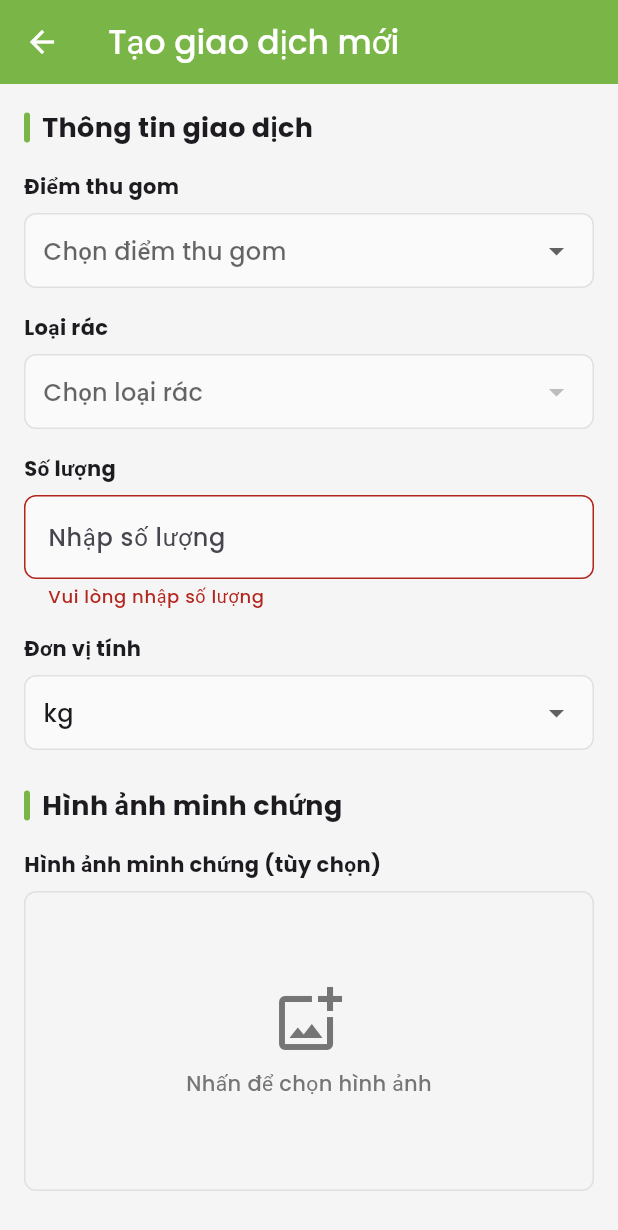
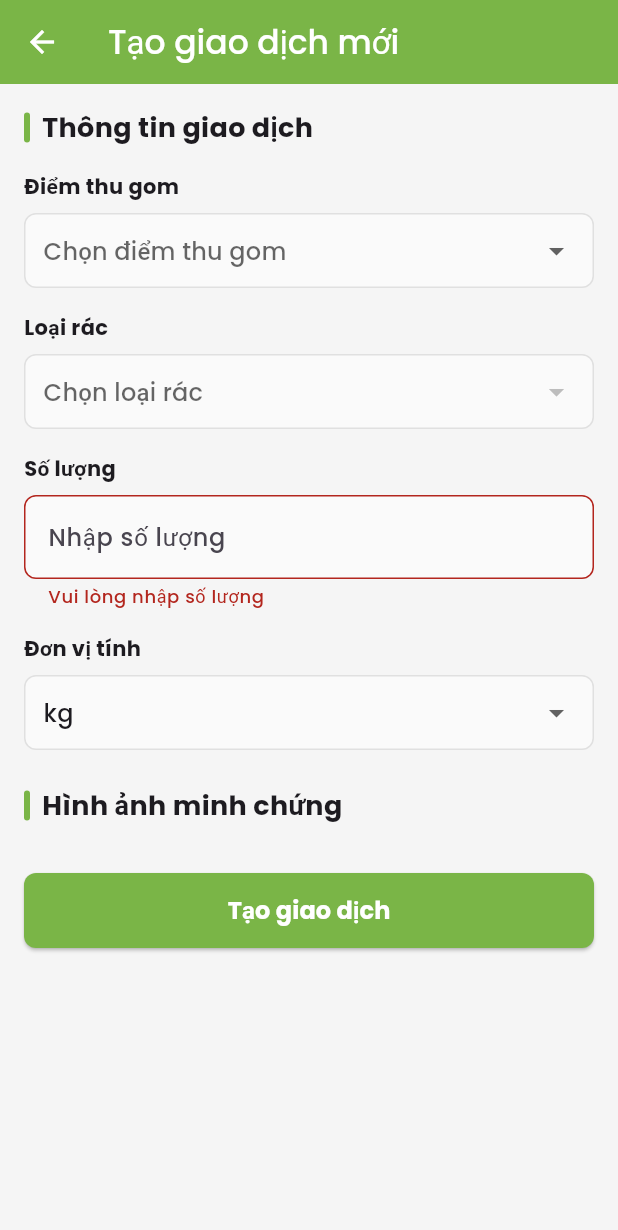
Before and after one commit to lvuxyz/WasteanMagement, a Flutter app: the CreateTransactionScreen screen opened by its route, after a tap on "Tạo giao dịch", on a phone screen of 412 x 824 dp. Shown: the top 1230 px of the screen. Run offline on Flutter 3.47's test engine with Material 3 defaults, Android fonts, the phone set to English and light mode, and no system bars; our stand-ins replace email_validator, equatable, flutter_bloc, flutter_dotenv, flutter_secure_storage, image_picker and 4 more; missing offline and left inert: mapbox_maps_flutter; accounts and stored records are empty; statements that could not run were skipped.

Commit message:
Remove image picker from transaction creation
The functionality to add an image as proof when creating a transaction has been removed. This simplifies the form and potentially the backend processing.

```diff
--- a/lib/screens/create_transaction_screen.dart
+++ b/lib/screens/create_transaction_screen.dart
@@ -1,7 +1,6 @@
 import 'dart:io';
 import 'package:flutter/material.dart';
 import 'package:flutter_bloc/flutter_bloc.dart';
-import 'package:image_picker/image_picker.dart';
 import 'package:wasteanmagement/blocs/transaction/transaction_bloc.dart';
 import 'package:wasteanmagement/blocs/transaction/transaction_event.dart';
 import 'package:wasteanmagement/blocs/transaction/transaction_state.dart';
@@ -116,24 +115,6 @@ class _CreateTransactionScreenState extends State<CreateTransactionScreen> {
     });
   }
 
-  Future<void> _pickImage() async {
-    try {
-      final ImagePicker picker = ImagePicker();
-      final XFile? image = await picker.pickImage(source: ImageSource.gallery);
-
-      if (image != null) {
-        setState(() {
-          _imageFile = File(image.path);
-        });
-      }
-    } catch (e) {
-      print('Error picking image: $e');
-      ScaffoldMessenger.of(context).showSnackBar(
-        const SnackBar(content: Text('Không thể chọn hình ảnh')),
-      );
-    }
-  }
-
   Future<void> _submitForm() async {
     if (!_formKey.currentState!.validate()) {
       return;
@@ -230,8 +211,6 @@ class _CreateTransactionScreenState extends State<CreateTransactionScreen> {
                       _buildUnitDropdown(),
                       const SizedBox(height: 24),
                       _buildSectionTitle('Hình ảnh minh chứng'),
-                      const SizedBox(height: 16),
-                      _buildImagePicker(),
                       const SizedBox(height: 32),
                       _buildSubmitButton(),
                     ],
@@ -458,76 +437,6 @@ class _CreateTransactionScreenState extends State<CreateTransactionScreen> {
       ],
     );
   }
-
-  Widget _buildImagePicker() {
-    return Column(
-      crossAxisAlignment: CrossAxisAlignment.start,
-      children: [
-        const Text(
-          'Hình ảnh minh chứng (tùy chọn)',
-          style: TextStyle(
-            fontWeight: FontWeight.bold,
-            fontSize: 14,
-          ),
-        ),
-        const SizedBox(height: 8),
-        GestureDetector(
-          onTap: _pickImage,
-          child: Container(
-            height: 200,
-            width: double.infinity,
-            decoration: BoxDecoration(
-              color: Colors.grey[100],
-              borderRadius: BorderRadius.circular(8),
-              border: Border.all(color: Colors.grey[300]!),
-            ),
-            child: _imageFile != null
-                ? ClipRRect(
-                    borderRadius: BorderRadius.circular(8),
-                    child: Image.file(
-                      _imageFile!,
-                      fit: BoxFit.cover,
-                    ),
-                  )
-                : Column(
-                    mainAxisAlignment: MainAxisAlignment.center,
-                    children: [
-                      Icon(
-                        Icons.add_photo_alternate_outlined,
-                        size: 48,
-                        color: Colors.grey[600],
-                      ),
-                      const SizedBox(height: 8),
-                      Text(
-                        'Nhấn để chọn hình ảnh',
-                        style: TextStyle(
-                          color: Colors.grey[600],
-                          fontSize: 14,
-                        ),
-                      ),
-                    ],
-                  ),
-          ),
-        ),
-        if (_imageFile != null)
-          TextButton.icon(
-            onPressed: () {
-              setState(() {
-                _imageFile = null;
-              });
-            },
-            icon: const Icon(Icons.delete_outline, size: 16),
-            label: const Text('Xóa hình ảnh'),
-            style: TextButton.styleFrom(
-              foregroundColor: Colors.red,
-              padding: EdgeInsets.zero,
-              alignment: Alignment.centerLeft,
-            ),
-          ),
-      ],
-    );
-  }
-
   Widget _buildSubmitButton() {
     return SizedBox(
       width: double.infinity,
```
